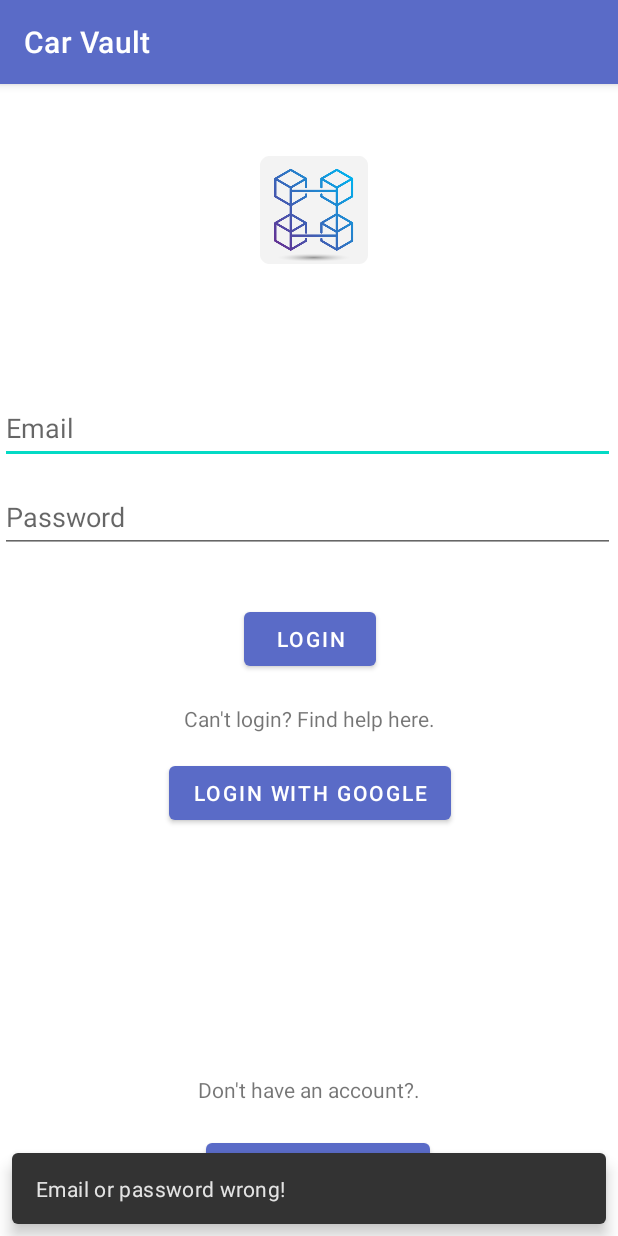
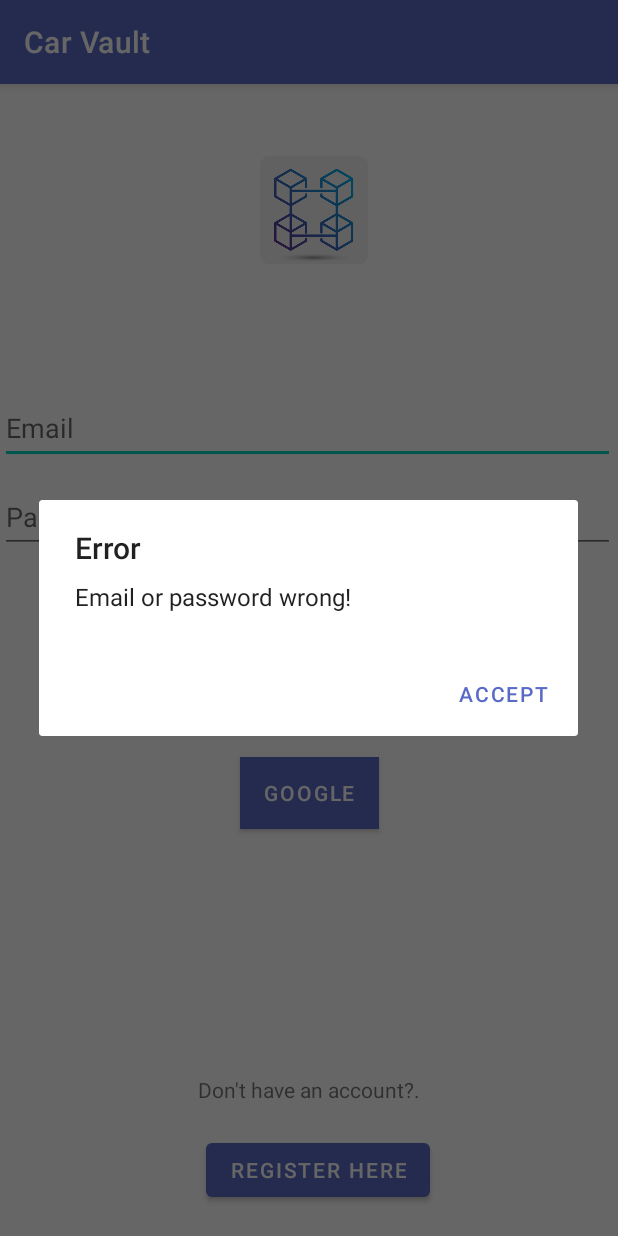
Before and after one commit to CarVault/CarVaultMobile, an Android app: the LoginActivity screen opened directly, with no data from a screen before it, after a tap on "LOGIN", on a phone screen of 412 x 824 dp. Run offline under Robolectric (Android 15) with nearby library versions, the light colour scheme and no system bars; our stand-ins replace Firebase (no records; nobody signed in at launch, a user with empty details on screens opened directly); libraries missing offline, so code that uses them is left out: com.apollographql.apollo3; network calls fail.

Commit message:
google login & save session

```diff
--- a/app/src/main/java/com/app/carvault/LoginActivity.kt
+++ b/app/src/main/java/com/app/carvault/LoginActivity.kt
@@ -1,5 +1,6 @@
 package com.app.carvault
 
+import android.content.Context
 import android.content.Intent
 import androidx.appcompat.app.AppCompatActivity
 import android.os.Bundle
@@ -8,71 +9,128 @@ import android.widget.Button
 import android.widget.EditText
 import android.widget.ProgressBar
 import android.widget.Toast
+import androidx.appcompat.app.AlertDialog
+import androidx.constraintlayout.widget.ConstraintLayout
 import androidx.lifecycle.lifecycleScope
 //import com.apm.graphql.UserQuery
 import com.apollographql.apollo3.ApolloClient
 import com.app.carvault.graphql.GraphqlClient
 import com.app.carvault.user.UserDataSource
+import com.google.android.gms.auth.api.signin.GoogleSignIn
+import com.google.android.gms.auth.api.signin.GoogleSignInOptions
+import com.google.android.gms.common.api.ApiException
+import com.google.android.gms.tasks.Task
 import com.google.android.material.snackbar.Snackbar
+import com.google.firebase.auth.AuthResult
 import com.google.firebase.auth.FirebaseAuth
+import com.google.firebase.auth.GoogleAuthProvider
 import kotlinx.coroutines.Dispatchers
 import kotlinx.coroutines.launch
 import kotlinx.coroutines.withContext
 import javax.sql.DataSource
 
 class LoginActivity : AppCompatActivity() {
-    private lateinit var userDataSource: UserDataSource
+
+    private val GOOGLE_SIGN_IN = 1
+
     private lateinit var emailInput: EditText
     private lateinit var passInput: EditText
     private lateinit var spinner: ProgressBar
+    private lateinit var loginLayout: ConstraintLayout
+    private lateinit var registerButton: Button
+    private lateinit var loginButton: Button
+    private lateinit var googleButton: Button
 
     override fun onCreate(savedInstanceState: Bundle?) {
         super.onCreate(savedInstanceState)
         setContentView(R.layout.login_activity)
-        userDataSource = UserDataSource.getDataSource(this)
 
         // Find the login button & launch new activity
-        val loginButton = findViewById<Button>(R.id.login_button)
         emailInput = findViewById(R.id.editTextEmailAddress)
         passInput = findViewById(R.id.editTextPassword)
         spinner = findViewById(R.id.progressBar)
+        loginLayout = findViewById(R.id.loginLayout)
+        registerButton = findViewById(R.id.register)
+        loginButton = findViewById(R.id.login_button)
+        googleButton = findViewById(R.id.googleButton)
 
         loginButton.setOnClickListener {
-            tryLogin()
+            emailAndPasswordLogin()
         }
-        val registerButton = findViewById<Button>(R.id.register)
+
+        googleButton.setOnClickListener{
+            googleLogin()
+        }
 
         registerButton.setOnClickListener {
             val intent = Intent(this, RegisterActivity::class.java)
             startActivity(intent)
         }
+
+        session()
+
+
     }
 
-    private fun tryLogin(){
+    override fun onStart() {
+        super.onStart()
+        loginLayout.visibility = View.VISIBLE
+    }
+
+    // Comprueba si existe una sesion activa
+    private fun session(){
+        val prefs = getSharedPreferences(getString(R.string.prefs_file), Context.MODE_PRIVATE)
+        val email = prefs.getString("email", null)
+        if (email != null){
+            loginLayout.visibility = View.GONE
+            loadApp(email)
+        }
+
+    }
+
+    private fun emailAndPasswordLogin() {
         FirebaseAuth.getInstance()
             .signInWithEmailAndPassword(emailInput.text.toString(), passInput.text.toString())
             .addOnCompleteListener {
-                if (it.isSuccessful) {
-                    loadUserData()
-                }else{
-                    Snackbar.make(
-                        findViewById(android.R.id.content),
-                        "Email or password wrong!",
-                        Snackbar.LENGTH_LONG
-                    ).show()
-                }
+                firebaseAuthOnComplete(it, getString(R.string.auth_email_error))
             }
     }
 
-    private fun loadUserData(){
+
+    private fun googleLogin(){
+        val googleConf = GoogleSignInOptions.Builder(GoogleSignInOptions.DEFAULT_SIGN_IN)
+            .requestIdToken(getString(com.firebase.ui.auth.R.string.default_web_client_id))
+            .requestEmail()
+            .build()
+        val googleClient = GoogleSignIn.getClient(this, googleConf)
+        googleClient.signOut()
+        startActivityForResult(googleClient.signInIntent, GOOGLE_SIGN_IN)
+    }
+
+    private fun firebaseAuthOnComplete(task: Task<AuthResult>, messageError: String){
+        if (task.isSuccessful) {
+            val email = FirebaseAuth.getInstance().currentUser?.email.toString()
+            saveSession(email)
+            loadApp(email)
+        }else{
+            showAlert(messageError)
+        }
+    }
+
+    private fun saveSession(email: String){
+        val prefs = getSharedPreferences(getString(R.string.prefs_file), Context.MODE_PRIVATE).edit()
+        prefs.putString("email", email)
+        prefs.apply()
+    }
+
+    private fun loadApp(email: String){
         val intent = Intent(this, NavDrawer::class.java)
         lifecycleScope.launch {
             val user = withContext(Dispatchers.IO) {
                 GraphqlClient.getInstance().getUserByEmail(
-                    FirebaseAuth.getInstance().currentUser?.email.toString()
+                    email
                 )
             }
-            Thread.sleep(5000)
             user?.let {
                 GraphqlClient.getInstance().setCurrentUser(user)
             }
@@ -80,6 +138,34 @@ class LoginActivity : AppCompatActivity() {
             startActivity(intent)
         }
         spinner.visibility = View.VISIBLE
+    }
 
+    override fun onActivityResult(requestCode: Int, resultCode: Int, data: Intent?) {
+        super.onActivityResult(requestCode, resultCode, data)
+        if (requestCode==GOOGLE_SIGN_IN){
+            val task = GoogleSignIn.getSignedInAccountFromIntent(data)
+            try{
+                val account = task.getResult(ApiException::class.java)
+
+                account?.let{
+                    val credential = GoogleAuthProvider.getCredential(account.idToken, null)
+                    FirebaseAuth.getInstance().signInWithCredential(credential).addOnCompleteListener{
+                        firebaseAuthOnComplete(it, getString(R.string.auth_google_error))
+                    }
+                }
+            } catch (e: ApiException) {
+                showAlert(getString(R.string.auth_google_error))
+            }
+
+        }
+    }
+
+    private fun showAlert(message: String){
+        val builder = AlertDialog.Builder(this)
+        builder.setTitle("Error")
+        builder.setMessage(message)
+        builder.setPositiveButton("Accept", null)
+        val dialog: AlertDialog = builder.create()
+        dialog.show()
     }
 }
--- a/app/src/main/java/com/app/carvault/NavDrawer.kt
+++ b/app/src/main/java/com/app/carvault/NavDrawer.kt
@@ -1,5 +1,6 @@
 package com.app.carvault
 
+import android.content.Context
 import android.content.Intent
 import android.os.Bundle
 import android.view.Menu
@@ -64,6 +65,9 @@ class NavDrawer : AppCompatActivity() {
             true
         }
         R.id.action_logout -> {
+            val prefs = getSharedPreferences(getString(R.string.prefs_file), Context.MODE_PRIVATE).edit()
+            prefs.clear()
+            prefs.apply()
             FirebaseAuth.getInstance().signOut()
             onBackPressed()
             true
--- a/app/src/main/res/layout/login_activity.xml
+++ b/app/src/main/res/layout/login_activity.xml
@@ -1,5 +1,7 @@
 <?xml version="1.0" encoding="utf-8"?>
-<androidx.constraintlayout.widget.ConstraintLayout xmlns:android="http://schemas.android.com/apk/res/android"
+<androidx.constraintlayout.widget.ConstraintLayout
+    xmlns:android="http://schemas.android.com/apk/res/android"
+    android:id="@+id/loginLayout"
     xmlns:app="http://schemas.android.com/apk/res-auto"
     xmlns:tools="http://schemas.android.com/tools"
     android:layout_width="match_parent"
@@ -54,20 +56,21 @@
         android:layout_marginEnd="161dp"
         android:layout_marginRight="161dp"
         android:text="@string/login"
+        android:background="@color/white"
         app:layout_constraintEnd_toEndOf="parent"
         app:layout_constraintStart_toStartOf="parent"
         app:layout_constraintTop_toBottomOf="@+id/editTextPassword" />
 
     <Button
-        android:id="@+id/button2"
+        android:id="@+id/googleButton"
         android:layout_width="wrap_content"
         android:layout_height="wrap_content"
-        android:layout_marginStart="111dp"
         android:layout_marginTop="16dp"
-        android:layout_marginEnd="111dp"
+        android:background="@color/white"
+        android:drawableStart="@drawable/google24"
         android:text="@string/login_google"
+        app:iconGravity="start"
         app:layout_constraintEnd_toEndOf="parent"
-        app:layout_constraintHorizontal_bias="1.0"
         app:layout_constraintStart_toStartOf="parent"
         app:layout_constraintTop_toBottomOf="@+id/cant_login_text" />
 
--- a/app/src/main/res/values/strings.xml
+++ b/app/src/main/res/values/strings.xml
@@ -2,7 +2,7 @@
     <string name="app_name">Car Vault</string>
     <string name="email">Email</string>
     <string name="login">Login</string>
-    <string name="login_google">Login with Google</string>
+    <string name="login_google">Google</string>
     <string name="cant_login">Can\'t login? Find help here.</string>
     <string name="register">Don\'t have an account?.</string>
 
@@ -25,8 +25,9 @@
     <!-- TODO: Remove or change this placeholder text -->
     <string name="hello_blank_fragment">Hello blank fragment</string>
 
-    <!-- TODO: Remove or change this placeholder text -->
-    <!-- Strings used for fragments for navigation -->
+    <string name="prefs_file">com.app.carvault.PREFERENCE_FILE_KEY</string>
 
+    <string name="auth_email_error">Email or password wrong!</string>
+    <string name="auth_google_error">Something went wrong with your Google account...</string>
 
 </resources>
```
Also changed, not shown: app/build.gradle (+5 -3 lines), app/src/main/res/drawable/google.png (added), app/src/main/res/drawable/google24.png (added).
